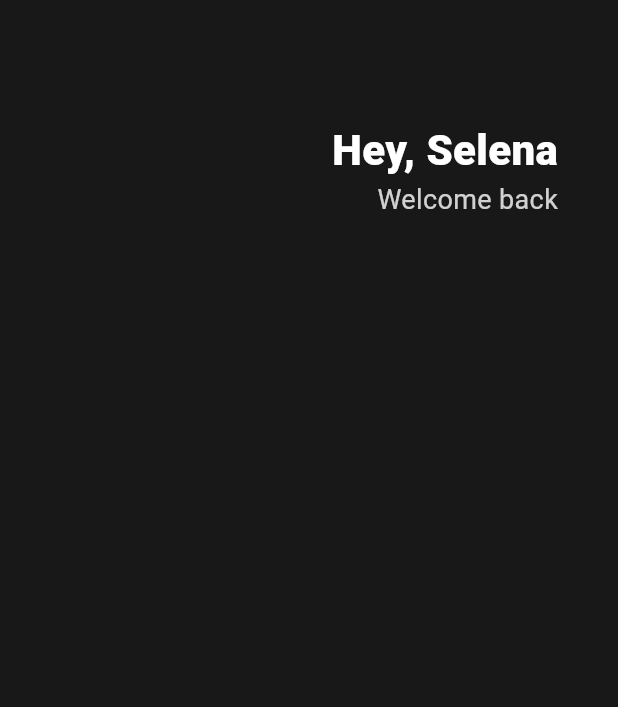
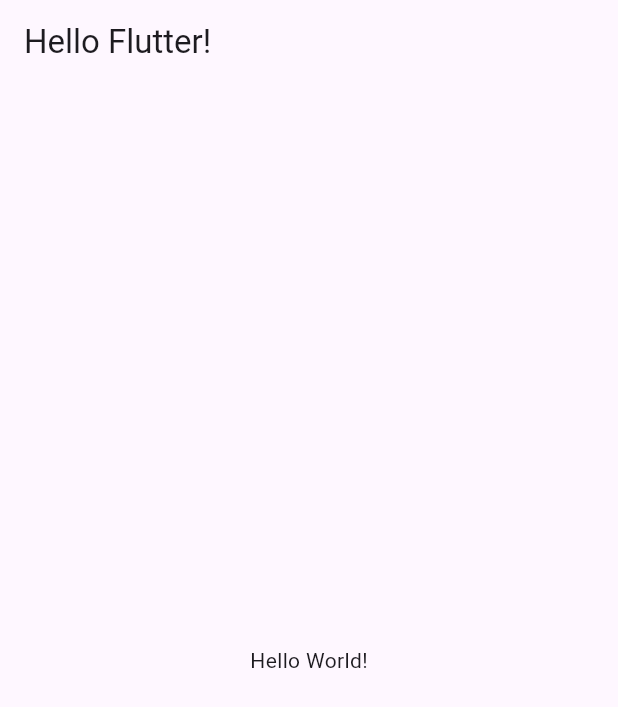
Before and after one commit to sernan96/toonflix, a Flutter app: the screen it shows after launch, on a phone screen of 412 x 824 dp. Shown: the top 707 px of the screen. Run offline on Flutter 3.47's test engine with Material 3 defaults, Android fonts, the phone set to English and light mode, and no system bars.

Commit message:
Chapter.2

```diff
--- a/lib/main.dart
+++ b/lib/main.dart
@@ -1,53 +1,34 @@
+import 'package:flutter/cupertino.dart';
 import 'package:flutter/material.dart';
 
+//위젯들을 레고블럭 처럼 합쳐서 앱을 만들어냄
+//위젯들을 다 외울 필요는 없음
 void main() {
-  runApp(MyApp());
+  //처음 시작되는 App이라는 위젯이 root이다.
+  //앱의 root는 material or IOS 디자인을 사용할지결정을 해야한다.
+  runApp(App());
 }
 
-class MyApp extends StatelessWidget {
+//class의 생성자 같이 statelessWidget을 상속바으면
+//build라는 메소드를 구현해줘야한다.
+//build 메소드가 ui를 생성하게 됨(build return값을 화면에 출력)
+class App extends StatelessWidget {
   @override
   Widget build(BuildContext context) {
+    //return으로 material(구글), cupertino(애플)디자인 시스템
+    //둘 중 하나를 return 하게됨
+    //scaffold를 통해 구조를 잡아줘야 한다. 레이아웃 개념인듯
     return MaterialApp(
       home: Scaffold(
-        backgroundColor: Color(0xFF181818),
-        body: Padding(
-          padding: EdgeInsets.symmetric(
-            horizontal: 40,
-          ),
-          child: Column(
-            children: [
-              SizedBox(
-                height: 80,
-              ),
-              Row(
-                mainAxisAlignment: MainAxisAlignment.end,
-                children: [
-                  Column(
-                    crossAxisAlignment: CrossAxisAlignment.end,
-                    children: [
-                      Text(
-                        'Hey, Selena',
-                        style: TextStyle(
-                          color: Colors.white,
-                          fontSize: 28,
-                          fontWeight: FontWeight.w800,
-                        ),
-                      ),
-                      Text(
-                        'Welcome back',
-                        style: TextStyle(
-                          color: Color.fromRGBO(255, 255, 255, 0.8),
-                          fontSize: 18,
-                        ),
-                      ),
-                    ],
-                  )
-                ],
-              )
-            ],
-          ),
+        appBar: AppBar(
+          title: Text('Hello Flutter!'),
+        ),
+        body: Center(
+          child: Text('Hello World!'),
         ),
       ),
     );
+    //보통 materialApp이 flutter도 구글이 만들었기에
+    //더 보기 좋다.
   }
 }
```
